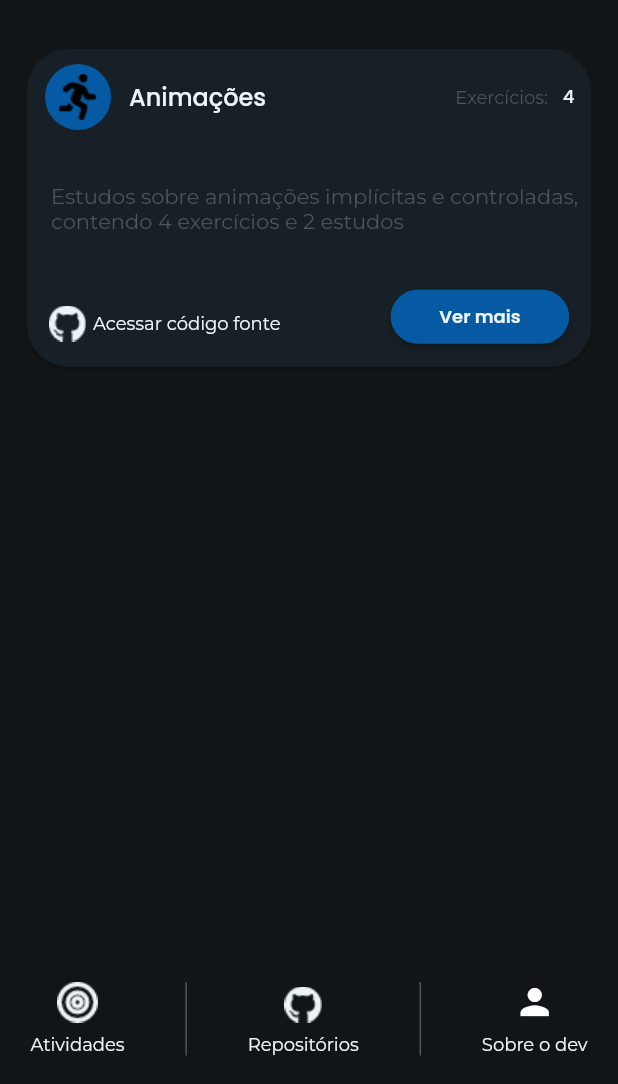
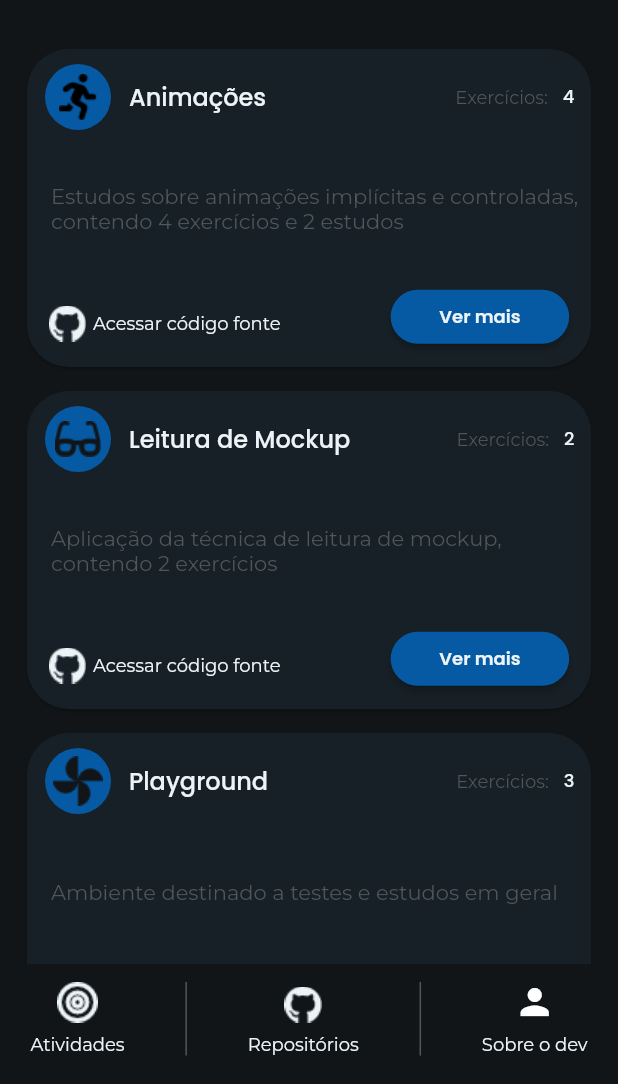
Before and after one commit to DiogoSaimon/app-flutterando-masterclass, a Flutter app: the screen it shows after launch, on a phone screen of 412 x 824 dp, the part 152-1236 px from its top. Run offline on Flutter 3.47's test engine with Material 2 defaults, Android fonts, the phone set to English and light mode, and no system bars; our stand-ins replace font_awesome_flutter, google_fonts.

Commit message:
Finalizado a HomePage, com o home_controller para alimentar a ListView, criado a pasta Models para alimentar o Card e a home_controller

```diff
--- a/lib/main.dart
+++ b/lib/main.dart
@@ -1,6 +1,6 @@
 import 'package:flutter/material.dart';
 import 'shared/utils/app_colors.dart';
-import 'views/home_page.dart';
+import 'views/home_page/home_page.dart';
 
 void main() {
   runApp(const MyApp());
--- /dev/null
+++ b/lib/models/data_models.dart
@@ -0,0 +1,12 @@
+class DataModels {
+  final String? iconImage;
+  final String? title;
+  final String? subtitle;
+  final int? count;
+  DataModels({
+    required this.iconImage,
+    required this.title,
+    required this.subtitle,
+    required this.count,
+  });
+}
--- a/lib/shared/widgets/card.dart
+++ b/lib/shared/widgets/card.dart
@@ -1,14 +1,25 @@
 import 'package:flutter/material.dart';
+import 'package:projeto_app_masterclass/models/data_models.dart';
 import 'package:projeto_app_masterclass/shared/utils/app_colors.dart';
 import 'package:projeto_app_masterclass/shared/utils/app_fonts.dart';
 
-class CardWidget extends StatelessWidget {
-  const CardWidget({Key? key}) : super(key: key);
+class CardWidget extends StatefulWidget {
+  final DataModels info;
 
+  const CardWidget({
+    Key? key,
+    required this.info,
+  }) : super(key: key);
+
+  @override
+  State<CardWidget> createState() => _CardWidgetState();
+}
+
+class _CardWidgetState extends State<CardWidget> {
   @override
   Widget build(BuildContext context) {
     return Padding(
-      padding: const EdgeInsets.symmetric(horizontal: 14.0),
+      padding: const EdgeInsets.only(left: 14.0, right: 14.0, bottom: 8.0),
       child: SizedBox(
         height: 220,
         child: Card(
@@ -24,7 +35,7 @@ class CardWidget extends StatelessWidget {
                   padding: const EdgeInsets.only(top: 10, left: 12, right: 13),
                   child: CircleAvatar(
                     child: Image.asset(
-                      "assets/images/awesome_running.png",
+                      widget.info.iconImage!,
                       alignment: Alignment.center,
                     ),
                     backgroundColor: AppColors.endeavour,
@@ -35,7 +46,7 @@ class CardWidget extends StatelessWidget {
               Padding(
                 padding: const EdgeInsets.only(top: 20, left: 68),
                 child: Text(
-                  "Animações",
+                  widget.info.title!,
                   style: AppFonts.poppinsw500BlackSqueeze16,
                 ),
               ),
@@ -52,7 +63,7 @@ class CardWidget extends StatelessWidget {
                       ),
                       SizedBox(width: 10),
                       Text(
-                        "4",
+                        widget.info.count.toString(),
                         style: AppFonts.poppinsw500BlackSqueeze12,
                       )
                     ],
@@ -60,11 +71,11 @@ class CardWidget extends StatelessWidget {
                 ),
               ),
               Align(
-                alignment: Alignment.center,
+                alignment: Alignment.centerLeft,
                 child: Padding(
                   padding: const EdgeInsets.only(left: 16),
                   child: Text(
-                    "Estudos sobre animações implícitas e controladas, contendo 4 exercícios e 2 estudos",
+                    widget.info.subtitle!,
                     style: AppFonts.montserratw400Abbey14,
                     maxLines: 2,
                     overflow: TextOverflow.fade,
--- /dev/null
+++ b/lib/views/home_page/home_controller.dart
@@ -0,0 +1,46 @@
+import 'package:projeto_app_masterclass/models/data_models.dart';
+
+class HomeController {
+  List<DataModels> listDataModels = [
+    DataModels(
+      iconImage: "assets/images/awesome_running.png",
+      title: "Animações",
+      subtitle:
+          "Estudos sobre animações implícitas e controladas, contendo 4 exercícios e 2 estudos",
+      count: 4,
+    ),
+    DataModels(
+      iconImage: "assets/images/awesome_glasses.png",
+      title: "Leitura de Mockup",
+      subtitle:
+          "Aplicação da técnica de leitura de mockup, contendo 2 exercícios",
+      count: 2,
+    ),
+    DataModels(
+      iconImage: "assets/images/material_toys.png",
+      title: "Playground",
+      subtitle: "Ambiente destinado a testes e estudos em geral",
+      count: 3,
+    ),
+    DataModels(
+      iconImage: "assets/images/awesome_running.png",
+      title: "Animações",
+      subtitle:
+          "Estudos sobre animações implícitas e controladas, contendo 4 exercícios e 2 estudos",
+      count: 4,
+    ),
+    DataModels(
+      iconImage: "assets/images/awesome_glasses.png",
+      title: "Leitura de Mockup",
+      subtitle:
+          "Aplicação da técnica de leitura de mockup, contendo 2 exercícios",
+      count: 2,
+    ),
+    DataModels(
+      iconImage: "assets/images/material_toys.png",
+      title: "Playground",
+      subtitle: "Ambiente destinado a testes e estudos em geral",
+      count: 3,
+    ),
+  ];
+}
--- a/lib/views/home_page.dart
+++ b/lib/views/home_page/home_page.dart
@@ -3,12 +3,18 @@ import 'package:projeto_app_masterclass/shared/widgets/app_bar_custom.dart';
 import 'package:projeto_app_masterclass/shared/widgets/bottom_navigation_bar_custom.dart';
 import 'package:projeto_app_masterclass/shared/widgets/card.dart';
 
+import 'home_controller.dart';
+
 class HomePage extends StatefulWidget {
-  const HomePage({Key? key}) : super(key: key);
+  const HomePage({
+    Key? key,
+  }) : super(key: key);
 
   @override
   _HomePageState createState() => _HomePageState();
 }
+
+final controller = HomeController();
 
 class _HomePageState extends State<HomePage> {
   @override
@@ -21,7 +27,13 @@ class _HomePageState extends State<HomePage> {
           title: 'Atividades',
         ),
       ),
-      body: CardWidget(),
+      body: ListView.builder(
+          itemCount: controller.listDataModels.length,
+          itemBuilder: (context, index) {
+            return CardWidget(
+              info: controller.listDataModels[index],
+            );
+          }),
       bottomNavigationBar: SafeArea(
         bottom: true,
         child: BottomNavigationBarCustom(),
```
Also changed, not shown: assets/images/Icon awesome-github@2x.png (deleted), assets/images/Icon awesome-github@3x.png (deleted), assets/images/Icon awesome-running@2x.png (deleted), assets/images/Icon awesome-running@3x.png (deleted), assets/images/Icon feather-target@2x.png (deleted), assets/images/Icon feather-target@3x.png (deleted), assets/images/awesome_glasses.png (added), assets/images/logo2x.png (deleted), assets/images/masterclass_logo2x.png (deleted), assets/images/masterclass_logo3x.png (deleted), assets/images/material_toys.png (added).
